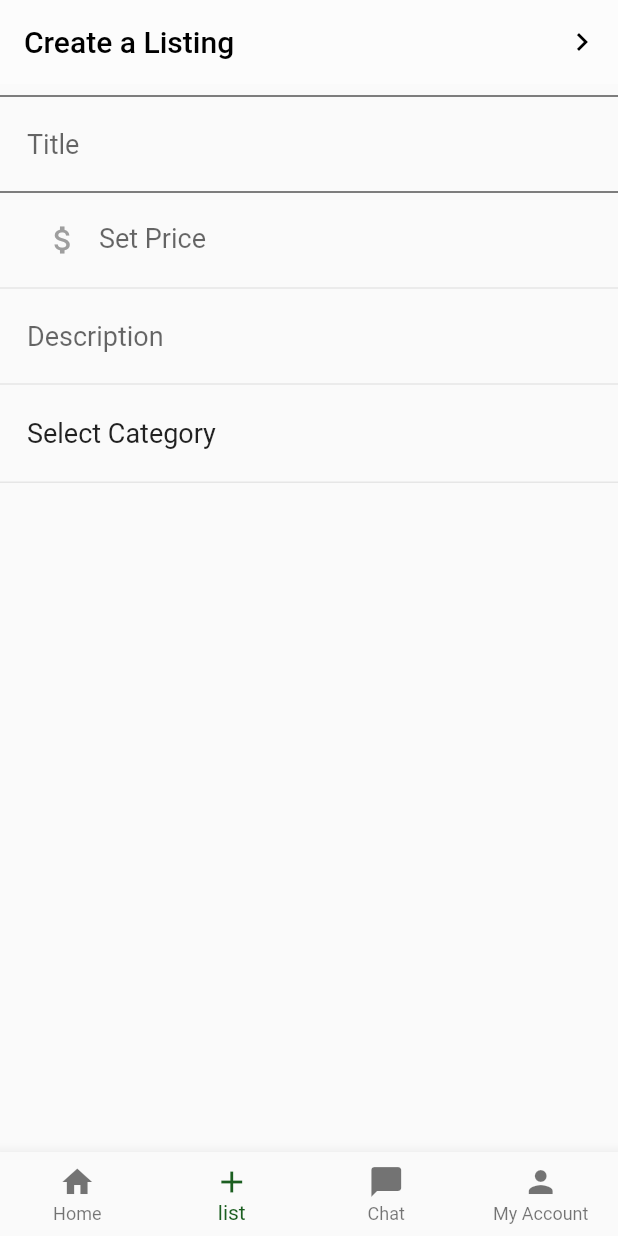
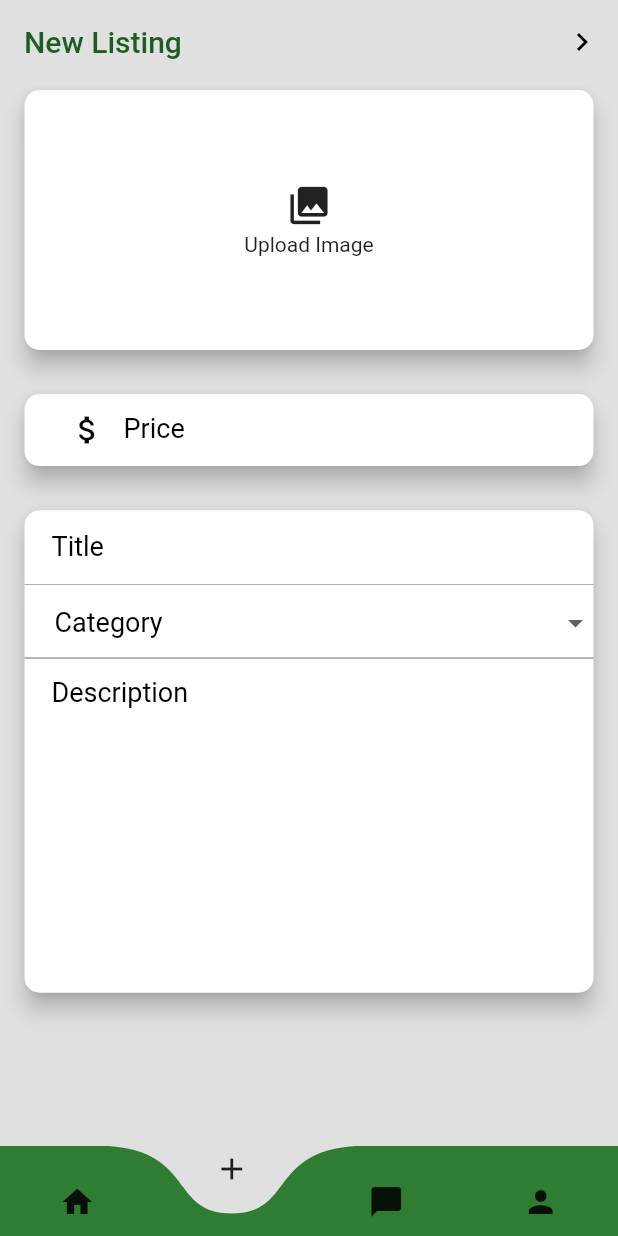
Before and after one commit to SpoonJoon/hackathon2021, a Flutter app: the screen it shows once a user with an empty profile is signed in, item 2 of the bottom bar chosen, on a phone screen of 412 x 824 dp. Run offline on Flutter 3.47's test engine with Material 2 defaults, Android fonts, the phone set to English and light mode, and no system bars; drawn by our look-alikes of curved_navigation_bar; our stand-ins replace cloud_firestore, firebase_auth, firebase_core, firebase_storage, image_picker; accounts and stored records are empty.

Commit message:
time for a break

```diff
--- a/hackathon/lib/Home.dart
+++ b/hackathon/lib/Home.dart
@@ -1,6 +1,8 @@
+import 'package:curved_navigation_bar/curved_navigation_bar.dart';
 import 'package:firebase_auth/firebase_auth.dart';
+import 'package:flutter/cupertino.dart';
 import 'package:flutter/material.dart';
-import 'package:hackathon/Listing.dart';
+import 'file:///C:/Users/Joonie/Desktop/hackathon2021/hackathon/lib/data/Listing.dart';
 import 'package:hackathon/pages/ChatPage.dart';
 import 'package:hackathon/pages/ListingPage.dart';
 import 'package:hackathon/pages/MainPage.dart';
@@ -16,33 +18,21 @@ class _HomeState extends State<Home> {
   final _children = [MainPage(), ListingPage(), ChatPage(), UserPage()];
 
   //Widgets
-  _bottomNavigationBar(){
-    return BottomNavigationBar(
-        type: BottomNavigationBarType.fixed,
-        selectedItemColor: Colors.green[900],
-        onTap:_onTap,
-        currentIndex: _currentIndex,
-        items: [
-          BottomNavigationBarItem(
-            icon: Icon(Icons.home),
-            title: Text('Home'),
-          ),
-          BottomNavigationBarItem(
-              icon: Icon(Icons.add),
-              title: Text('list')
-          ),
-          BottomNavigationBarItem(
-              icon: Icon(Icons.chat_bubble),
-              title: Text('Chat')
-          ),
-          BottomNavigationBarItem(
-            icon: Icon(Icons.person),
-            title: Text('My Account'),
-          ),
-        ]
+  Widget _curvedNavigationBar() {
+    return CurvedNavigationBar(
+      height: 60,
+      backgroundColor: Colors.grey[300],
+      buttonBackgroundColor: Colors.transparent,
+      color: Colors.green[800],
+      items: <Widget>[
+        Icon(Icons.home,),
+        Icon(Icons.add,),
+        Icon(Icons.chat_bubble, ),
+        Icon(Icons.person,),
+      ],
+      onTap: _onTap,
     );
   }
-
   //functions
   _onTap(int index) {
     setState(() {
@@ -53,8 +43,9 @@ class _HomeState extends State<Home> {
   @override
   Widget build(BuildContext context) {
     return Scaffold(
+      backgroundColor: Colors.grey[300],
       body: _children[_currentIndex],
-      bottomNavigationBar: _bottomNavigationBar(),
+      bottomNavigationBar: _curvedNavigationBar(),
     );
   }
 }
--- a/hackathon/lib/Login.dart
+++ b/hackathon/lib/Login.dart
@@ -1,7 +1,7 @@
 import 'package:firebase_auth/firebase_auth.dart';
 import 'package:flutter/material.dart';
 import 'package:provider/provider.dart';
-import 'loginState.dart';
+import 'data/loginState.dart';
 
 class SignUpPage extends StatelessWidget {
 
--- a/hackathon/lib/main.dart
+++ b/hackathon/lib/main.dart
@@ -2,15 +2,21 @@ import 'package:firebase_auth/firebase_auth.dart';
 import 'package:firebase_core/firebase_core.dart';
 import 'package:flutter/material.dart';
 import 'package:provider/provider.dart';
+import 'package:flutter/services.dart';
 
 import 'Home.dart';
 import 'Login.dart';
-import 'loginState.dart';
+import 'data/loginState.dart';
 
 
 void main() async{
   WidgetsFlutterBinding.ensureInitialized();
   await Firebase.initializeApp();
+  //SystemChrome.setEnabledSystemUIOverlays([SystemUiOverlay.bottom]);
+  SystemChrome.setEnabledSystemUIOverlays([]);
+//  SystemChrome.setSystemUIOverlayStyle(SystemUiOverlayStyle(
+//    statusBarColor: Colors.transparent,
+//  ));
   runApp(MyApp());
 }
 
@@ -19,6 +25,7 @@ class MyApp extends StatelessWidget {
   @override
   Widget build(BuildContext context) {
     return MaterialApp(
+      debugShowCheckedModeBanner: false,
       title: 'Flutter Demo',
       theme: ThemeData(
         primarySwatch: Colors.green,
--- a/hackathon/lib/pages/ListingPage.dart
+++ b/hackathon/lib/pages/ListingPage.dart
@@ -1,10 +1,11 @@
 import 'package:cloud_firestore/cloud_firestore.dart';
 import 'package:firebase_storage/firebase_storage.dart';
+import 'package:flutter/cupertino.dart';
 import 'package:flutter/material.dart';
 import 'package:image_picker/image_picker.dart';
 import 'dart:io';
 
-import '../Listing.dart';
+import '../data/Listing.dart';
 
 class ListingPage extends StatefulWidget {
   @override
@@ -18,7 +19,9 @@ class _ListingPageState extends State<ListingPage> {
   TextEditingController _priceController = TextEditingController();
   Listing _currentListing;
   final picker = ImagePicker();
+  String category = 'Category';
   File _imageFile;
+  bool imageExists = false;
   DocumentReference listingRef = FirebaseFirestore.instance.collection("Listing").doc();
 
 
@@ -31,7 +34,7 @@ class _ListingPageState extends State<ListingPage> {
         decoration: InputDecoration(
             focusColor: Colors.black,
             hintText: 'Title',
-            hintStyle: TextStyle(fontSize: 18),
+            hintStyle: TextStyle(fontSize: 18, color: Colors.black),
             border: InputBorder.none),
         controller: _titleController,
         validator: (String value) {
@@ -46,32 +49,24 @@ class _ListingPageState extends State<ListingPage> {
     );
   }
 
-  Widget _price(){
-    return Padding(
-      padding: EdgeInsets.only(left: 18, right: 18),
-      child: TextFormField(
-        keyboardType: TextInputType.number,
-        maxLines: null,
-        style: TextStyle(fontSize: 18),
+  Widget _category(){
+    return DropdownButtonFormField(
         decoration: InputDecoration(
-            prefixIcon: Icon(
-              Icons.attach_money,
-              color: Colors.grey,
-            ),
-            hintText: "Set Price",
-            hintStyle: TextStyle(fontSize: 18),
-            border: InputBorder.none,
-            focusedBorder: InputBorder.none),
-        controller: _priceController,
-        validator: (String value) {
-          if (value.isEmpty)
-            return 'Please Enter Price';
-          return null;
-        },
-        onSaved: (String value){
-          _currentListing.price = double.parse(value);
-        },
-      ),
+          contentPadding: EdgeInsets.only(left:20, right: 20)
+        ),
+        value: category,
+        items: <String>['Category', 'Text Book', 'Clothes', 'Appliances']
+            .map<DropdownMenuItem<String>>((String value) {
+          return DropdownMenuItem<String>(
+            value: value,
+            child: Text(value, style: TextStyle(color: Colors.black, fontSize: 18,),),
+          );
+        }).toList(),
+        onChanged: (str) {
+            setState(() {
+              category = str;
+            });
+      }
     );
   }
 
@@ -81,10 +76,11 @@ class _ListingPageState extends State<ListingPage> {
       child: TextFormField(
         keyboardType: TextInputType.multiline,
         maxLines: null,
+        minLines: 5,
         style: TextStyle(fontSize: 18),
         decoration: InputDecoration(
             hintText: 'Description',
-            hintStyle: TextStyle(fontSize: 18),
+            hintStyle: TextStyle(fontSize: 18, color: Colors.black),
             border: InputBorder.none,
             focusedBorder: InputBorder.none),
         controller: _contentController,
@@ -100,11 +96,103 @@ class _ListingPageState extends State<ListingPage> {
     );
   }
 
+  Widget _selectImages(Size size){
+    return Container(
+      height: size.height*0.22,
+      width: size.width,
+      child: Padding(
+        padding: EdgeInsets.only(
+            left: size.width*0.03, right: size.width*0.03, ),
+        child: Card(
+          elevation: 6,
+          shape: RoundedRectangleBorder(borderRadius: BorderRadius.circular(10)),
+          child: imageExists? Image.file(_imageFile) : GestureDetector(
+            onTap: pickImage,
+            child: Column(
+                mainAxisAlignment: MainAxisAlignment.center,
+                crossAxisAlignment: CrossAxisAlignment.center,
+                children:<Widget>[Icon(Icons.photo_library, size: 30), Container(height: 3,),Text('Upload Image')] ),
+          ),
+        ),
+      ),
+    );
+  }
+
+  Widget _price(Size size){
+    return Container(
+      height: size.height*0.12,
+      width: size.width,
+      child: Center(
+        child: Padding(
+          padding: EdgeInsets.only(
+              left: size.width*0.03, right: size.width*0.03, ),
+          child: Card(
+            elevation: 6,
+            shape: RoundedRectangleBorder(borderRadius: BorderRadius.circular(10)),
+            child: Padding(
+              padding: EdgeInsets.only(left: 18, right: 18),
+              child: TextFormField(
+                keyboardType: TextInputType.number,
+                style: TextStyle(fontSize: 18),
+                decoration: InputDecoration(
+                    prefixIcon: Icon(
+                      Icons.attach_money,
+                      color: Colors.black,
+                    ),
+                    hintText: "Price",
+                    hintStyle: TextStyle(fontSize: 18, color: Colors.black),
+                    border: InputBorder.none,
+                    focusedBorder: InputBorder.none),
+                controller: _priceController,
+                validator: (String value) {
+                  if (value.isEmpty)
+                    return 'Please Enter Price';
+                  return null;
+                },
+                onSaved: (String value){
+                  _currentListing.price = double.parse(value);
+                },
+              ),
+            )
+          ),
+        ),
+      ),
+    );
+  }
+
+  Widget _itemInfo(Size size){
+    return Container(
+      height: size.height*0.4,
+      width: size.width,
+      child: Padding(
+        padding: EdgeInsets.only(
+            left: size.width*0.03, right: size.width*0.03, ),
+        child: Card(
+          elevation: 6,
+          shape: RoundedRectangleBorder(borderRadius: BorderRadius.circular(10)),
+          child: Column(
+                children: <Widget>[
+                  _title(),
+                  Divider(
+                    height: 3,
+                    color: Colors.grey,
+                    thickness: 0.55,
+                  ),
+                  _category(),
+                  _description(),
+                ],
+              )
+          )
+        ),
+    );
+  }
+
   //functions
   Future pickImage() async {
     final pickedFile = await picker.getImage(source: ImageSource.gallery);
     setState(() {
       _imageFile = File(pickedFile.path);
+      imageExists = true;
     });
   }
 
@@ -112,6 +200,7 @@ class _ListingPageState extends State<ListingPage> {
     final pickedFile = await picker.getImage(source: ImageSource.camera);
     setState(() {
       _imageFile = File(pickedFile.path);
+      imageExists = true;
     });
   }
 
@@ -120,12 +209,13 @@ class _ListingPageState extends State<ListingPage> {
     Size size = MediaQuery.of(context).size;
 
     return Scaffold(
+      backgroundColor: Colors.transparent,
         appBar: AppBar(
           title: Text(
-            'Create a Listing',
-            style: TextStyle(color: Colors.black),
+            'New Listing',
+            style: TextStyle(color: Colors.green[900]),
           ),
-          backgroundColor: Colors.white30,
+          backgroundColor: Colors.grey[300],
           elevation: 0,
           actions: <Widget>[
             IconButton(
@@ -144,24 +234,9 @@ class _ListingPageState extends State<ListingPage> {
             key: _formKey,
             //autovalidate: true,
             child: Column(children: <Widget>[
-              Divider(color: Colors.black,),
-              _title(),
-              Divider(color: Colors.black,),
-              _price(),
-              Divider(),
-             _description(),
-              Divider(),
-              Padding(
-                  padding: EdgeInsets.only(left: 18, right: 18),
-                  child: Container(
-                    height: size.height * 0.06,
-                    alignment: Alignment.centerLeft,
-                    child: Text(
-                      'Select Category',
-                      style: TextStyle(fontSize: 18),
-                    ),
-                  )),
-              Divider(),
+              _selectImages(size),
+              _price(size),
+              _itemInfo(size),
             ]),
           ),
         ));
--- a/hackathon/lib/pages/MainPage.dart
+++ b/hackathon/lib/pages/MainPage.dart
@@ -8,6 +8,16 @@ class MainPage extends StatefulWidget {
 class _MainPageState extends State<MainPage> {
   @override
   Widget build(BuildContext context) {
-    return Center(child: Container(child: Text('mainpage'),));
+    return Scaffold(
+        appBar: AppBar(
+          title: Text(
+            'Welcome',
+            style: TextStyle(color: Colors.green[900]),
+          ),
+          backgroundColor: Colors.grey[300],
+          elevation: 0,
+        ),
+      backgroundColor: Colors.transparent,
+        body: Center(child: Container(child: Text('mainpage'),)));
   }
 }
--- a/hackathon/lib/pages/UserPage.dart
+++ b/hackathon/lib/pages/UserPage.dart
@@ -16,25 +16,19 @@ class UserPage extends StatelessWidget {
     Size size = MediaQuery.of(context).size;
 
     return Scaffold(
+      backgroundColor: Colors.transparent,
       body: Center(
         child: ListView(
           children: <Widget>[
             ListTile(
-              title: Text('My Bootieqe', style: TextStyle(fontSize: 20, fontWeight: FontWeight.bold),),
+              title: Text('Profile', style: TextStyle(fontSize: 20, fontWeight: FontWeight.bold, color: Colors.green[900]),),
               trailing: FlatButton(
                 onPressed: null,
-                child: Icon(Icons.settings, color: Colors.black,),),
+                child: Icon(Icons.settings, color: Colors.green[900],),),
             ),
+            Divider(color: Colors.black, height: 1,),
             Container(
               height: size.height*0.25,
-              decoration: BoxDecoration(
-                  border: Border(
-                    top: BorderSide(
-                      color: Colors.grey,
-                      width: 1,
-                    ),
-                  )
-              ),
               child: UserAccountsDrawerHeader(
                 accountName: Text(currentUser.uid, style: TextStyle(color: Colors.black),),
                 accountEmail: Text(currentUser.email,style: TextStyle(color: Colors.black), ),
@@ -45,12 +39,10 @@ class UserPage extends StatelessWidget {
                     radius: size.width*0.2,
                   ),
                 ),
-                decoration: BoxDecoration(
-                  color: Colors.white,
-                ),
+                decoration: BoxDecoration(color: Colors.grey[300]),
               ),
             ),
-            Divider(color: Colors.black,),
+            Divider(color: Colors.black,height: 0,),
             ListTile(
               leading: Icon(Icons.attach_money),
               title: Text('Sold Items'),
@@ -64,11 +56,11 @@ class UserPage extends StatelessWidget {
               title: Text('Liked Items'),
             ),
             Divider(
-              color: Colors.black,
+              color: Colors.grey,
             ),
             ListTile(
               leading: Icon(Icons.shopping_basket),
-              title: Text('장바구니'),
+              title: Text('Shopping Cart'),
             ),
             ListTile(
               leading: Icon(Icons.phone),
@@ -78,7 +70,6 @@ class UserPage extends StatelessWidget {
               color: Colors.black,
             ),
             FlatButton(
-              color: Colors.white,
               onPressed: (){
                 FirebaseAuth.instance.signOut();
               },
--- a/hackathon/pubspec.yaml
+++ b/hackathon/pubspec.yaml
@@ -33,10 +33,13 @@ dependencies:
   firebase_core: ^0.5.0
   firebase_auth: ^0.18.0+1
   cloud_firestore: ^0.14.0
-  provider: 4.3.2+2
+
   firebase_storage: ^4.0.1
 
+  provider: 4.3.2+2
   image_picker: ^0.6.7+4
+  animated_splash_screen: ^1.0.1+2
+  curved_navigation_bar: ^0.3.0
 
 dev_dependencies:
   flutter_test:
```
Also changed, not shown: hackathon/assets/images/home.jpg (added), hackathon/lib/data/Listing.dart (renamed from hackathon/lib/Listing.dart), hackathon/lib/data/loginState.dart (renamed from hackathon/lib/loginState.dart), hackathon/pubspec.lock.
